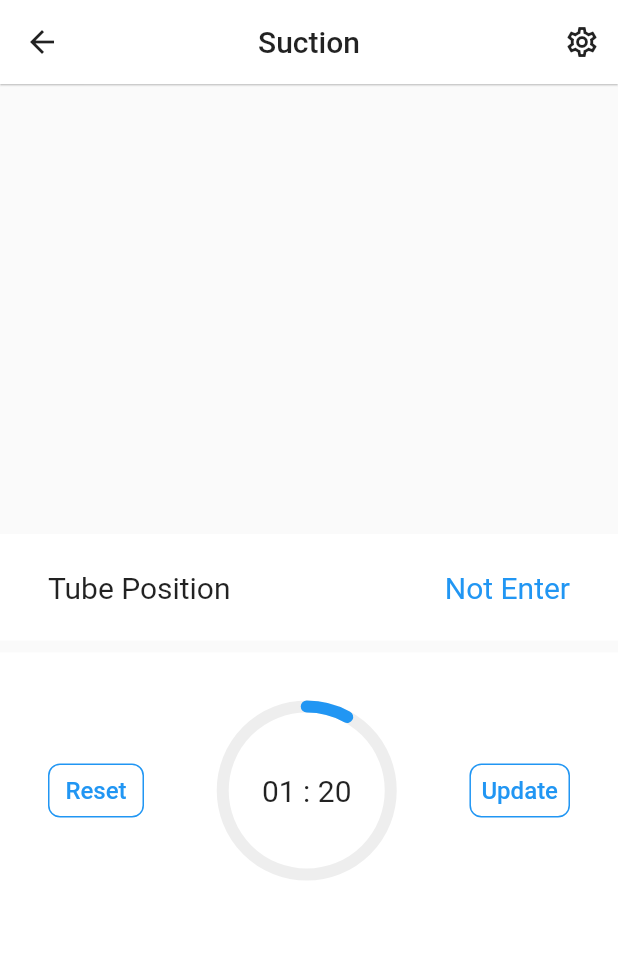
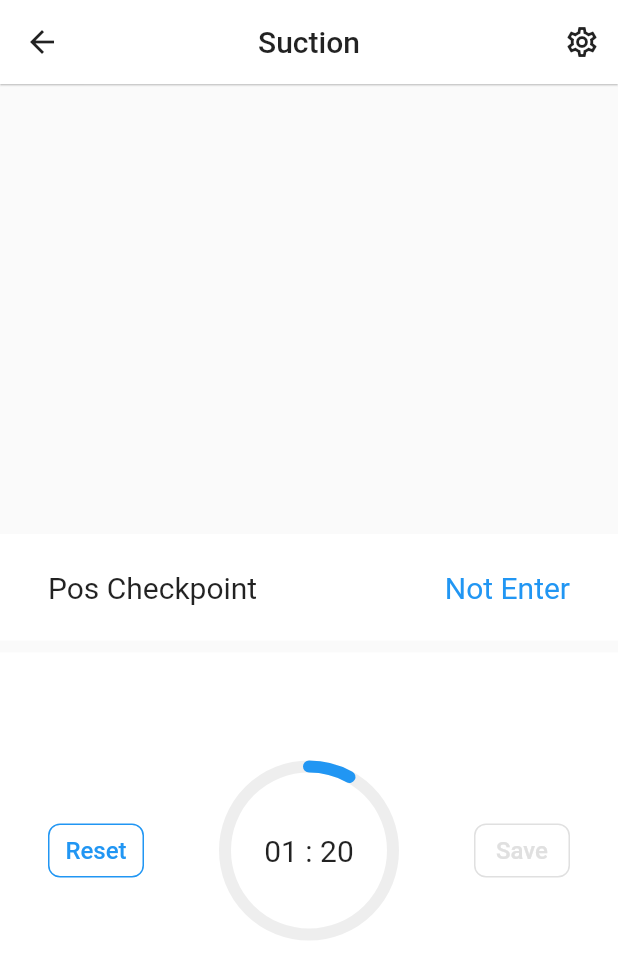
Before and after one commit to dukekon/liy_trials, a Flutter app: the SuctionPage screen opened directly, after a tap on "Start", on a phone screen of 412 x 824 dp. Shown: the top 979 px of the screen. Run offline on Flutter 3.47's test engine with Material 2 defaults, Android fonts, the phone set to English and light mode, and no system bars; drawn by our look-alikes of percent_indicator; our stand-ins replace rive; statements that could not run were skipped.

Commit message:
add result view

```diff
--- a/lib/pages/home/widgets/trials_item.dart
+++ b/lib/pages/home/widgets/trials_item.dart
@@ -1,7 +1,7 @@
 import 'package:flutter/material.dart';
 import 'package:liy_trials/models/trials_model.dart';
 import 'package:liy_trials/pages/suction/suction_page.dart';
-import 'package:liy_trials/widgets/AppButton.dart';
+import 'package:liy_trials/widgets/app_button.dart';
 
 class TrialsItem extends StatelessWidget {
   const TrialsItem({required this.item, super.key});
--- /dev/null
+++ b/lib/pages/record.dart
@@ -0,0 +1,25 @@
+import 'package:flutter/material.dart';
+
+class RecordPage extends StatefulWidget {
+  const RecordPage({super.key});
+
+  @override
+  State<RecordPage> createState() => _RecordPageState();
+}
+
+class _RecordPageState extends State<RecordPage> {
+  @override
+  Widget build(BuildContext context) {
+    return Scaffold(
+        appBar: AppBar(
+          iconTheme: const IconThemeData(color: Colors.black87),
+          centerTitle: true,
+          backgroundColor: Colors.white,
+          elevation: 0.5,
+          title: const Text('Record', style: TextStyle(color: Colors.black87)),
+        ),
+        body: Column(children: [
+          Container(),
+        ]));
+  }
+}
--- a/lib/pages/suction/suction_page.dart
+++ b/lib/pages/suction/suction_page.dart
@@ -20,6 +20,7 @@ class _SuctionPageState extends State<SuctionPage> {
   void _changeStart(bool isStarted) {
     _isStartedNotifier.value = isStarted;
     if (!isStarted) {
+      _positionNotifier.value = '';
       setState(() => _position = 'Not Enter');
     }
     print(
@@ -80,7 +81,8 @@ class _SuctionPageState extends State<SuctionPage> {
               child: Container(
                   color: Colors.white,
                   child: Column(children: [
-                    SuctionController(changeStart: _changeStart)
+                    SuctionController(
+                        position: _positionNotifier, changeStart: _changeStart)
                   ])))
         ]));
   }
--- a/lib/pages/suction/widgets/debug_box.dart
+++ b/lib/pages/suction/widgets/debug_box.dart
@@ -18,7 +18,7 @@ class _DebugBoxState extends State<DebugBox> {
   Widget build(BuildContext context) {
     return Container(
         width: 40,
-        height: 120,
+        // height: 120,
         decoration: const BoxDecoration(
             color: Colors.blue,
             borderRadius: BorderRadius.only(
--- a/lib/pages/suction/widgets/suction_controller.dart
+++ b/lib/pages/suction/widgets/suction_controller.dart
@@ -1,16 +1,17 @@
 import 'dart:async';
-import 'dart:ui';
 
 import 'package:flutter/material.dart';
+import 'package:liy_trials/pages/record.dart';
 import 'package:liy_trials/utils/time.dart';
-import 'package:liy_trials/utils/time.dart';
-import 'package:liy_trials/widgets/AppButton.dart';
+import 'package:liy_trials/widgets/app_button.dart';
 import 'package:percent_indicator/circular_percent_indicator.dart';
 
 class SuctionController extends StatefulWidget {
-  const SuctionController({required this.changeStart, super.key});
+  SuctionController(
+      {required this.changeStart, required this.position, super.key});
 
   final Function(bool isStarted) changeStart;
+  ValueNotifier<String> position;
 
   @override
   State<SuctionController> createState() => _SuctionControllerState();
@@ -24,17 +25,33 @@ class _SuctionControllerState extends State<SuctionController> {
   int _milliseconds = 0;
   late Timer _timer;
   Duration duration = const Duration(milliseconds: 10);
+  bool _throughLung = false;
+  bool _throughThroat = false;
+  String _result = '';
 
   void _onStart() {
     if (_isStarted) return;
     _isStarted = true;
     widget.changeStart(_isStarted);
     _timer = Timer.periodic(duration, (timer) {
-      if (_totalTime >= 1500) {
+      if (_totalTime >= 1500 ||
+          (widget.position.value == 'no throat' && _throughLung) ||
+          (widget.position.value == 'maw' && _throughThroat)) {
+        if (widget.position.value == 'no throat') {
+          setState(() => _result = 'success');
+        } else {
+          setState(() => _result = 'fail');
+        }
         timer.cancel();
         return;
       } else {
         setState(() {
+          if (widget.position.value == 'lung') {
+            setState(() => _throughLung = true);
+          }
+          if (widget.position.value == 'throat') {
+            setState(() => _throughThroat = true);
+          }
           _totalTime++;
           _seconds = _totalTime ~/ 100;
           _milliseconds = _totalTime % 100;
@@ -52,6 +69,9 @@ class _SuctionControllerState extends State<SuctionController> {
       _totalTime = 0;
       _seconds = 0;
       _milliseconds = 0;
+      _result = '';
+      _throughLung = false;
+      _throughThroat = false;
     });
     widget.changeStart(_isStarted);
   }
@@ -59,9 +79,31 @@ class _SuctionControllerState extends State<SuctionController> {
   @override
   Widget build(BuildContext context) {
     return Container(
-      padding: const EdgeInsets.all(32),
-      child: Row(mainAxisAlignment: MainAxisAlignment.spaceBetween, children: [
-        AppButton(text: 'Reset', onPressed: _onReset),
+      padding: const EdgeInsets.symmetric(horizontal: 32, vertical: 16),
+      child: Column(children: [
+        SizedBox(
+            height: 32,
+            child: _result != ''
+                ? Container(
+                    alignment: Alignment.center,
+                    width: double.maxFinite,
+                    decoration: BoxDecoration(
+                      color: _result == 'success'
+                          ? Colors.green[400]
+                          : Colors.red[400],
+                      borderRadius: BorderRadius.circular(50),
+                    ),
+                    child: Text(
+                        _result == 'success'
+                            ? 'Success!  Time: $_seconds: $_milliseconds'
+                            : 'Fail!',
+                        style: const TextStyle(color: Colors.white)))
+                : null),
+        const SizedBox(height: 24),
+        Row(mainAxisAlignment: MainAxisAlignment.spaceBetween, children: [
+          _isStarted
+              ? AppButton(text: 'Reset', onPressed: _onReset)
+              : AppButton(text: 'Reset', customColor: Colors.grey[300]),
           CircularPercentIndicator(
               percent: _percent,
               lineWidth: 8,
@@ -79,9 +121,20 @@ class _SuctionControllerState extends State<SuctionController> {
                         padding: const EdgeInsets.all(38),
                         shape: const CircleBorder(),
                       ),
-                    child: const Text('Start', style: TextStyle(fontSize: 20)),
+                      child:
+                          const Text('Start', style: TextStyle(fontSize: 20)),
                     )),
-        AppButton(text: 'Update', onPressed: () {}),
+          _result != ''
+              ? AppButton(
+                  text: 'Save',
+                  onPressed: () {
+                    Navigator.push(
+                        context,
+                        MaterialPageRoute(
+                            builder: (context) => const RecordPage()));
+                  })
+              : AppButton(text: 'Save', customColor: Colors.grey[300])
+        ])
       ]),
     );
   }
--- a/lib/pages/suction/widgets/suction_state.dart
+++ b/lib/pages/suction/widgets/suction_state.dart
@@ -4,7 +4,7 @@ class SuctionState extends StatefulWidget {
   SuctionState({required this.state, required this.position, Key? key})
       : super(key: key);
   final ValueNotifier<bool> state;
-  String position = 'Not Enter';
+  String position;
 
   @override
   State<SuctionState> createState() => _SuctionStateState();
@@ -19,9 +19,13 @@ class _SuctionStateState extends State<SuctionState> {
         color: Colors.white,
         child: Column(children: [
           Row(mainAxisAlignment: MainAxisAlignment.spaceBetween, children: [
-            const Text('Tube Position', style: TextStyle(fontSize: 20)),
-            Text(widget.position,
-                style: const TextStyle(fontSize: 20, color: Colors.blue)),
+            const Text('Pos Checkpoint', style: TextStyle(fontSize: 20)),
+            AnimatedSwitcher(
+              duration: const Duration(milliseconds: 200),
+              child: Text(widget.position,
+                  key: UniqueKey(),
+                  style: const TextStyle(fontSize: 20, color: Colors.blue)),
+            )
           ]),
         ]));
   }
--- a/lib/widgets/AppButton.dart
+++ /dev/null
@@ -1,25 +0,0 @@
-import 'package:flutter/material.dart';
-
-class AppButton extends StatelessWidget {
-  const AppButton({required this.text, required this.onPressed, super.key});
-
-  final String text;
-  final VoidCallback onPressed;
-
-  @override
-  Widget build(BuildContext context) {
-    return OutlinedButton(
-        onPressed: onPressed,
-        style: ButtonStyle(
-          padding: MaterialStateProperty.all<EdgeInsets>(
-              const EdgeInsets.symmetric(horizontal: 8, vertical: 8)),
-          side: MaterialStateProperty.all<BorderSide>(
-              const BorderSide(color: Colors.blue)),
-          shape: MaterialStateProperty.all<RoundedRectangleBorder>(
-              const RoundedRectangleBorder(
-                  borderRadius: BorderRadius.all(Radius.circular(8)))),
-        ),
-        child: Text(text,
-            style: const TextStyle(fontSize: 16, color: Colors.blue)));
-  }
-}
--- /dev/null
+++ b/lib/widgets/app_button.dart
@@ -0,0 +1,27 @@
+import 'package:flutter/material.dart';
+
+class AppButton extends StatelessWidget {
+  const AppButton(
+      {required this.text, this.onPressed, this.customColor, super.key});
+
+  final String text;
+  final VoidCallback? onPressed;
+  final Color? customColor;
+
+  @override
+  Widget build(BuildContext context) {
+    return OutlinedButton(
+        onPressed: onPressed,
+        style: TextButton.styleFrom(
+            padding: const EdgeInsets.symmetric(horizontal: 8, vertical: 8),
+            side: BorderSide(
+                color: customColor != null ? customColor! : Colors.blue),
+            shape: const RoundedRectangleBorder(
+              borderRadius: BorderRadius.all(Radius.circular(8)),
+            )),
+        child: Text(text,
+            style: TextStyle(
+                fontSize: 16,
+                color: customColor != null ? customColor! : Colors.blue)));
+  }
+}
```
Lines whose indentation alone changed are shown as unchanged.
